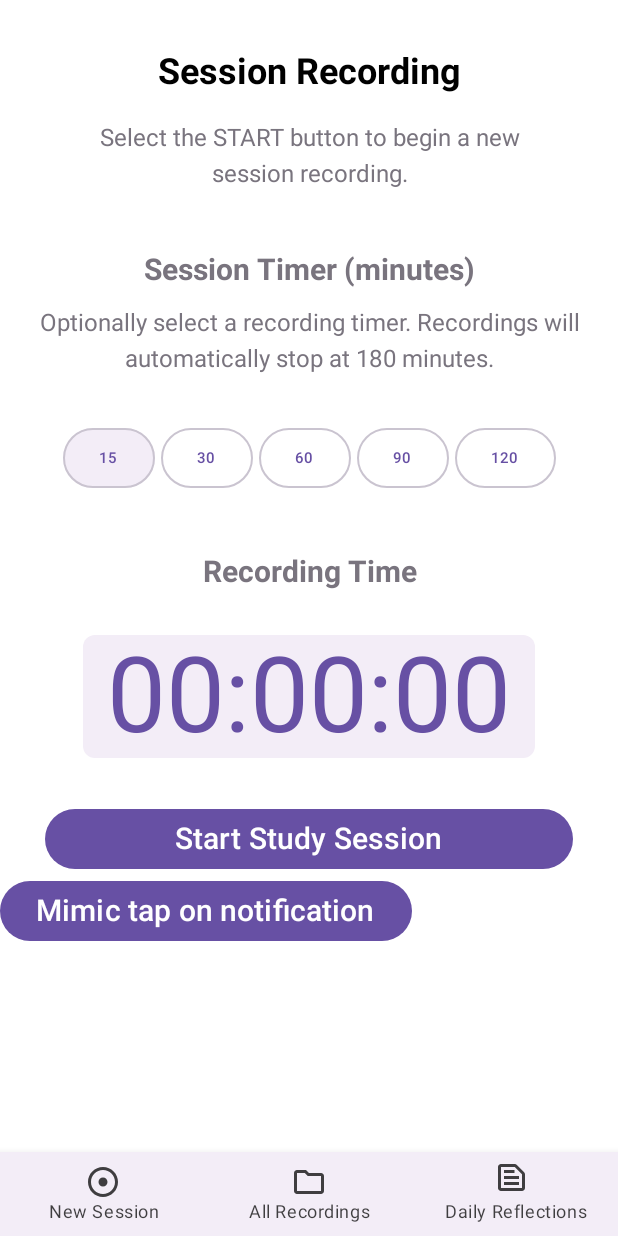
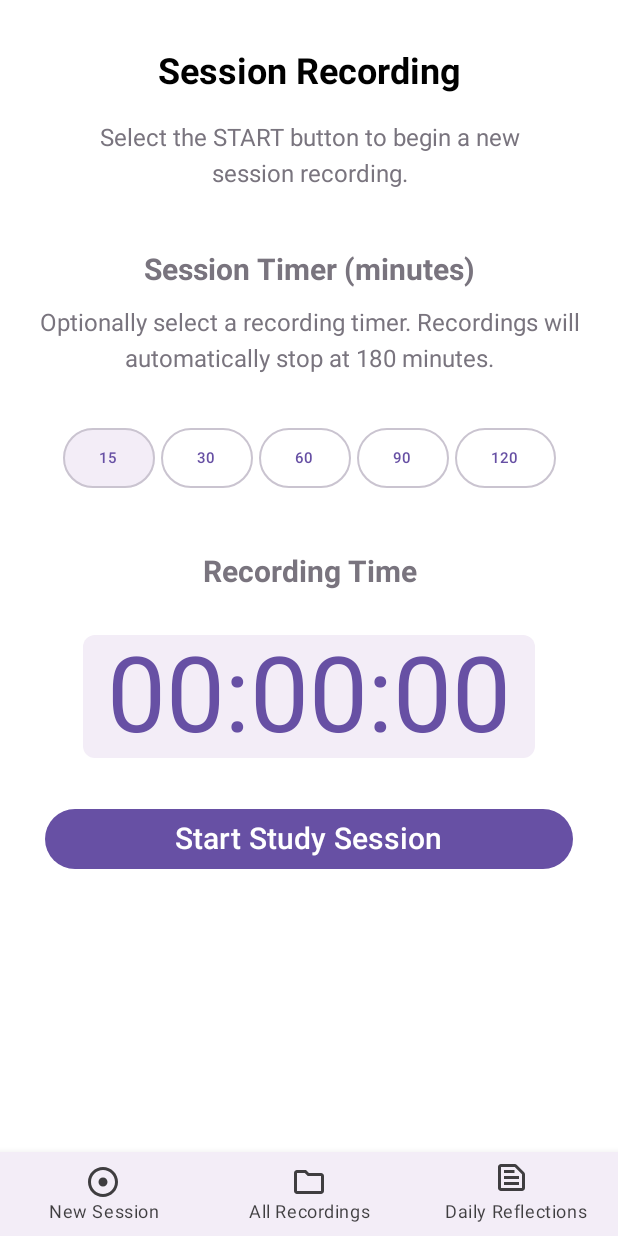
Before and after one commit to chrisfudesign/ChatterTrace, an Android app built with Jetpack Compose: the screen it shows after launch (MainActivity), on a phone screen of 412 x 824 dp. Run offline under Robolectric (Android 15) with nearby library versions, the light colour scheme and no system bars; our stand-ins replace Room's generated code; libraries missing offline, so code that uses them is left out: org.tensorflow.lite; Roboto replaces fonts that are not available here; 12 statements that could not run were skipped.

Commit message:
remove mimic button

```diff
--- a/app/src/main/java/com/washington/chattertrace/home/HomeScreen.kt
+++ b/app/src/main/java/com/washington/chattertrace/home/HomeScreen.kt
@@ -219,14 +219,14 @@ fun HomeScreen(recordingManager: RecordingManager?, dataManager: DataManager?) {
             }
         }
 
-        Button(onClick = {
-            recordingManager?.StartRecording(dataManager?.getRecordingNameOfTimeWithPrefix(""), record_time_after_user_tap)
-        }) {
-            Text(
-                text = "Mimic tap on notification",
-                fontSize = 20.sp
-            )
-        }
+//        Button(onClick = {
+//            recordingManager?.StartRecording(dataManager?.getRecordingNameOfTimeWithPrefix(""), record_time_after_user_tap)
+//        }) {
+//            Text(
+//                text = "Mimic tap on notification",
+//                fontSize = 20.sp
+//            )
+//        }
     }
 }
 
```
